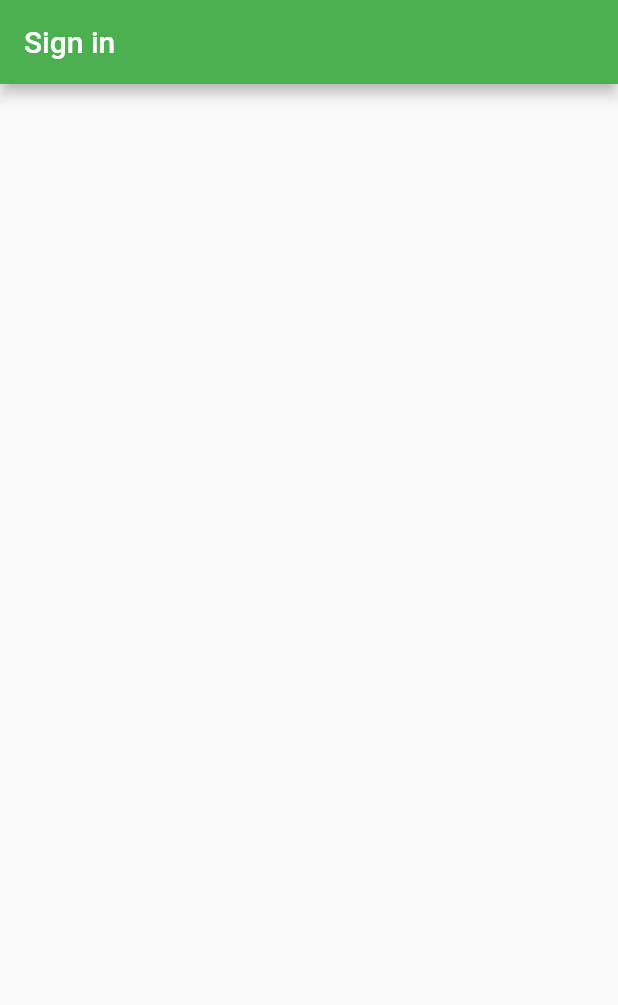
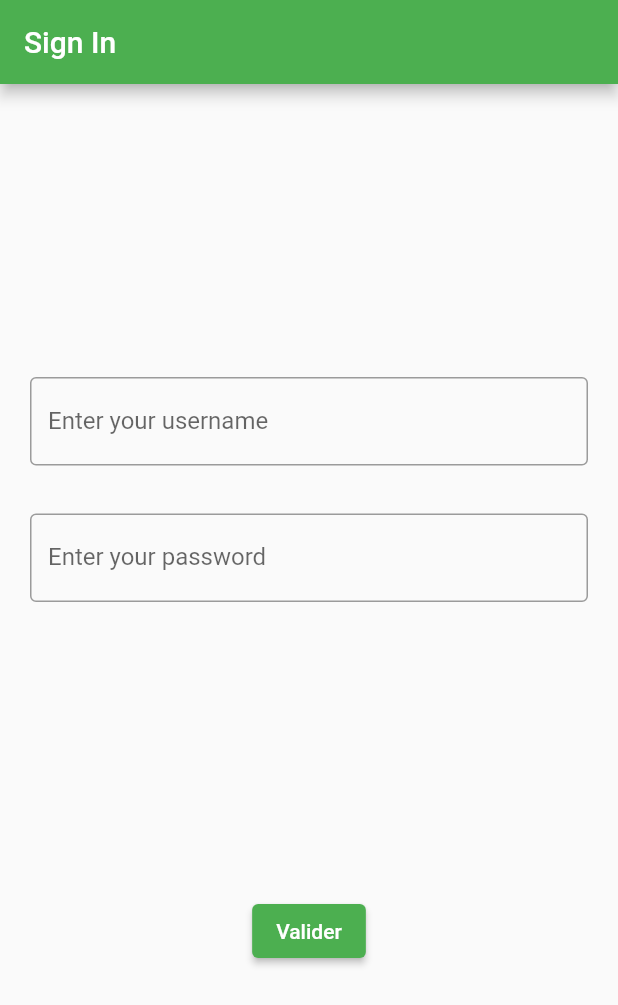
Before and after one commit to LathanDevers/geoquest, a Flutter app: the screen it shows after launch, on a phone screen of 412 x 824 dp. Shown: the top 1005 px of the screen. Run offline on Flutter 3.47's test engine with Material 2 defaults, Android fonts, the phone set to English and light mode, and no system bars.

Commit message:
modif : signinpage added

```diff
--- a/lib/main.dart
+++ b/lib/main.dart
@@ -1,3 +1,5 @@
+//import 'dart:html';
+
 import 'package:flutter/material.dart';
 
 void main() {
@@ -24,7 +26,7 @@ class GeoQuest extends StatelessWidget {
         // is not restarted.
         primarySwatch: Colors.green,
       ),
-      home: const SignInPage(title: 'Sign in'),
+      home: const SignInPage(title: 'Sign In'),
     );
   }
 }
@@ -58,31 +60,88 @@ class _SignInPageState extends State<SignInPage> {
     // than having to individually change instances of widgets.
     return Scaffold(
       appBar: AppBar(
-        // Here we take the value from the MyHomePage object that was created by
-        // the App.build method, and use it to set our appbar title.
         title: Text(widget.title),
       ),
-      body: Center(
-        // Center is a layout widget. It takes a single child and positions it
-        // in the middle of the parent.
-        child: Column(
-          // Column is also a layout widget. It takes a list of children and
-          // arranges them vertically. By default, it sizes itself to fit its
-          // children horizontally, and tries to be as tall as its parent.
-          //
-          // Invoke "debug painting" (press "p" in the console, choose the
-          // "Toggle Debug Paint" action from the Flutter Inspector in Android
-          // Studio, or the "Toggle Debug Paint" command in Visual Studio Code)
-          // to see the wireframe for each widget.
-          //
-          // Column has various properties to control how it sizes itself and
-          // how it positions its children. Here we use mainAxisAlignment to
-          // center the children vertically; the main axis here is the vertical
-          // axis because Columns are vertical (the cross axis would be
-          // horizontal).
-          mainAxisAlignment: MainAxisAlignment.center,
-        ),
-      ), // This trailing comma makes auto-formatting nicer for build methods.
+      body: const SignIn(),
     );
   }
 }
+
+class SignIn extends StatefulWidget {
+  const SignIn({Key? key}) : super(key: key);
+
+  @override
+  SignInState createState() {
+    return SignInState();
+  }
+}
+
+class SignInState extends State<SignIn> {
+  final _formKey = GlobalKey<FormState>();
+
+  @override
+  Widget build(BuildContext context) {
+    return Form(
+      key: _formKey,
+      child: Column(
+        mainAxisAlignment: MainAxisAlignment.spaceEvenly,
+        children: <Widget>[
+          Column(
+            children: [
+              Column(
+                children: [
+                  Padding(
+                    padding: const EdgeInsets.symmetric(
+                        horizontal: 20, vertical: 16),
+                    child: TextFormField(
+                      decoration: const InputDecoration(
+                        border: OutlineInputBorder(),
+                        labelText: 'Enter your username',
+                      ),
+                      validator: (value) {
+                        if (value == null || value.isEmpty) {
+                          return 'Nécéssaire';
+                        }
+                        return null;
+                      },
+                    ),
+                  ),
+                ],
+              ),
+              Column(
+                children: [
+                  Padding(
+                    padding: const EdgeInsets.symmetric(
+                        horizontal: 20, vertical: 16),
+                    child: TextFormField(
+                      decoration: const InputDecoration(
+                        border: OutlineInputBorder(),
+                        labelText: 'Enter your password',
+                      ),
+                      validator: (value) {
+                        if (value == null || value.isEmpty) {
+                          return 'Nécéssaire';
+                        }
+                        return null;
+                      },
+                    ),
+                  ),
+                ],
+              ),
+            ],
+          ),
+          ElevatedButton(
+              onPressed: () {
+                if (_formKey.currentState!.validate()) {
+                  //save the datas
+                  ScaffoldMessenger.of(context).showSnackBar(
+                    const SnackBar(content: Text('processing datas')),
+                  );
+                }
+              },
+              child: const Text('Valider'))
+        ],
+      ),
+    );
+  }
+}
```
Also changed, not shown: 8 other files.
